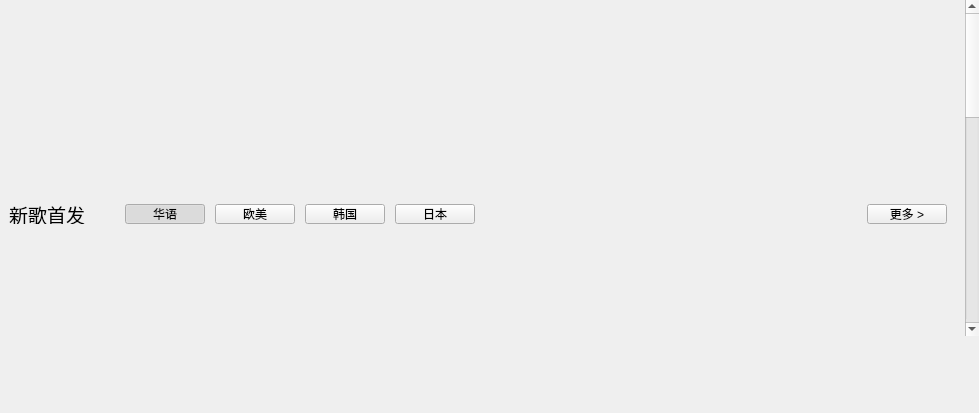
This is KuGouStart/MusicRepository/MusicRepository.ui in a-mo-xi-wei/Qt-KuGouAppClient as Qt 5 draws it before an edit. The edited form follows.
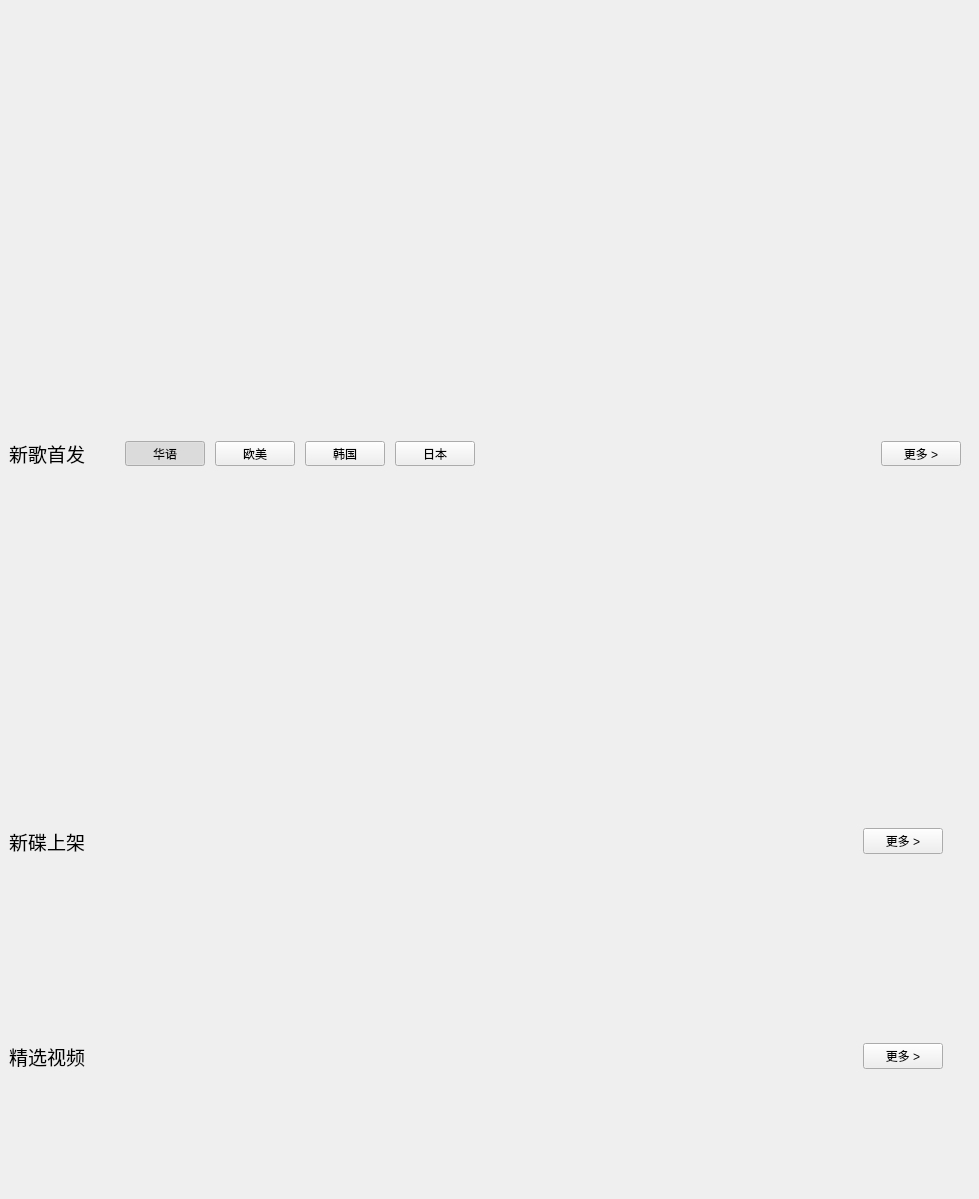
This is the edited form. Custom widgets are drawn as their Qt base class.

```diff
--- a/KuGouStart/MusicRepository/MusicRepository.ui
+++ b/KuGouStart/MusicRepository/MusicRepository.ui
@@ -10,7 +10,7 @@
     <x>0</x>
     <y>0</y>
     <width>979</width>
-    <height>413</height>
+    <height>1199</height>
    </rect>
   </property>
   <property name="sizePolicy">
@@ -54,14 +54,17 @@
        <rect>
         <x>0</x>
         <y>0</y>
-        <width>962</width>
-        <height>990</height>
+        <width>979</width>
+        <height>1199</height>
        </rect>
       </property>
       <layout class="QVBoxLayout" name="verticalLayout_3">
        <property name="leftMargin">
         <number>0</number>
        </property>
+       <property name="bottomMargin">
+        <number>0</number>
+       </property>
        <item>
         <widget class="QWidget" name="widget" native="true">
          <layout class="QHBoxLayout" name="horizontalLayout" stretch="5,0,3,0,3">
@@ -179,7 +182,7 @@
            <number>5</number>
           </property>
           <property name="bottomMargin">
-           <number>5</number>
+           <number>0</number>
           </property>
           <item>
            <widget class="QLabel" name="label">
@@ -539,6 +542,12 @@
              <item>
               <widget class="QWidget" name="widget_2" native="true">
                <layout class="QHBoxLayout" name="horizontalLayout_21">
+                <property name="topMargin">
+                 <number>0</number>
+                </property>
+                <property name="bottomMargin">
+                 <number>0</number>
+                </property>
                 <item>
                  <widget class="QLabel" name="label_2">
                   <property name="font">
@@ -579,12 +588,6 @@
              </item>
              <item>
               <widget class="QWidget" name="new_disk_widget" native="true">
-               <property name="minimumSize">
-                <size>
-                 <width>0</width>
-                 <height>150</height>
-                </size>
-               </property>
                <layout class="QHBoxLayout" name="horizontalLayout_3" stretch="1,1,1,1,1,1,1">
                 <property name="spacing">
                  <number>0</number>
@@ -689,6 +692,9 @@
              <item>
               <widget class="QWidget" name="widget_35" native="true">
                <layout class="QHBoxLayout" name="horizontalLayout_23">
+                <property name="bottomMargin">
+                 <number>0</number>
+                </property>
                 <item>
                  <widget class="QLabel" name="label_4">
                   <property name="font">
@@ -729,19 +735,16 @@
              </item>
              <item>
               <widget class="QWidget" name="select_widget" native="true">
-               <property name="minimumSize">
-                <size>
-                 <width>0</width>
-                 <height>150</height>
-                </size>
-               </property>
-               <layout class="QVBoxLayout" name="verticalLayout_2">
+               <layout class="QVBoxLayout" name="verticalLayout_2" stretch="0,0">
                 <property name="spacing">
                  <number>20</number>
                 </property>
                 <property name="leftMargin">
                  <number>0</number>
                 </property>
+                <property name="topMargin">
+                 <number>5</number>
+                </property>
                 <property name="rightMargin">
                  <number>0</number>
                 </property>
@@ -749,7 +752,11 @@
                  <number>0</number>
                 </property>
                 <item>
+                 <widget class="QWidget" name="video_line_1" native="true">
                  <layout class="QHBoxLayout" name="horizontalLayout_4">
+                   <property name="topMargin">
+                    <number>0</number>
+                   </property>
                   <item>
                    <widget class="MusicRepoVideo" name="video_widget1" native="true">
                     <property name="sizePolicy">
@@ -801,8 +808,10 @@
                    </widget>
                   </item>
                  </layout>
+                 </widget>
                 </item>
                 <item>
+                 <widget class="QWidget" name="video_line_2" native="true">
                  <layout class="QHBoxLayout" name="horizontalLayout_5">
                   <item>
                    <widget class="MusicRepoVideo" name="video_widget6" native="true">
@@ -855,6 +864,7 @@
                    </widget>
                   </item>
                  </layout>
+                 </widget>
                 </item>
                </layout>
               </widget>
@@ -869,19 +879,6 @@
      </widget>
     </widget>
    </item>
-   <item>
-    <spacer name="verticalSpacer">
-     <property name="orientation">
-      <enum>Qt::Vertical</enum>
-     </property>
-     <property name="sizeHint" stdset="0">
-      <size>
-       <width>20</width>
-       <height>5</height>
-      </size>
-     </property>
-    </spacer>
-   </item>
   </layout>
  </widget>
  <customwidgets>
```
Left out of the diff: 4 changed lines with no effect on the pictures. Lines whose indentation alone changed are shown as unchanged.
